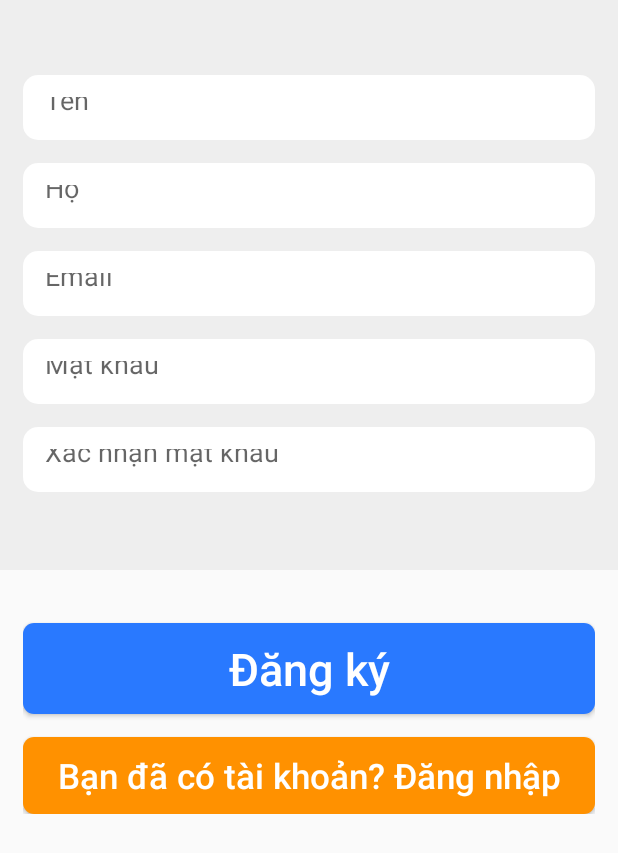
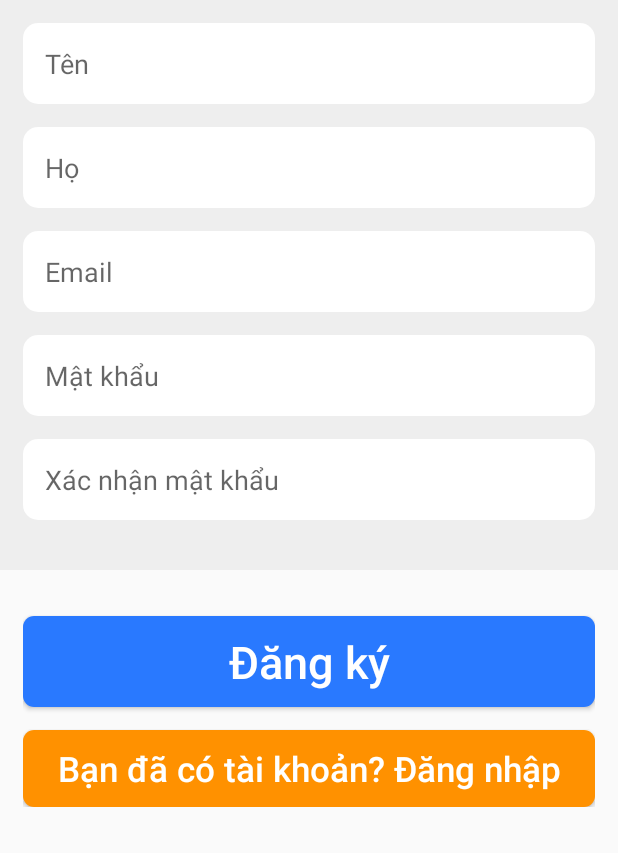
Before and after one commit to ngocluu263/homestay-mobile, an Android app: the layout register.xml on its own in the app's theme, with its tools: preview values and no code run, on a phone screen of 412 x 824 dp. Shown: the top 853 px of the screen. Run offline under Robolectric (Android 15) with nearby library versions, the phone set to English and light mode, and no system bars.

Commit message:
Update value in layout "register.xml

```diff
--- a/BHomestay/app/src/main/res/layout/register.xml
+++ b/BHomestay/app/src/main/res/layout/register.xml
@@ -14,31 +14,31 @@
         <EditText
             android:id="@+id/firstName"
             android:layout_width="match_parent"
-            android:layout_height="43dp"
+            android:layout_height="wrap_content"
             android:layout_marginLeft="@dimen/marginLeft"
             android:layout_marginRight="@dimen/marginRight"
-            android:layout_marginTop="50dp"
+            android:layout_marginTop="@dimen/marginTop"
             android:background="@drawable/edittext"
             android:textColor="#9E9E9E"
-            android:inputType="textEmailAddress"
+            android:inputType="text"
             android:hint="@string/firstName" />
 
         <EditText
             android:id="@+id/lastName"
             android:layout_width="match_parent"
-            android:layout_height="43dp"
+            android:layout_height="wrap_content"
             android:layout_marginLeft="@dimen/marginLeft"
             android:layout_marginRight="@dimen/marginRight"
             android:layout_marginTop="@dimen/layout_marginTopBetweenEditText"
             android:background="@drawable/edittext"
             android:textColor="#9E9E9E"
-            android:inputType="textEmailAddress"
+            android:inputType="text"
             android:hint="@string/lastName" />
 
         <EditText
             android:id="@+id/email"
             android:layout_width="match_parent"
-            android:layout_height="43dp"
+            android:layout_height="wrap_content"
             android:layout_marginLeft="@dimen/marginLeft"
             android:layout_marginRight="@dimen/marginRight"
             android:layout_marginTop="@dimen/layout_marginTopBetweenEditText"
@@ -50,7 +50,7 @@
         <EditText
             android:id="@+id/password"
             android:layout_width="match_parent"
-            android:layout_height="43dp"
+            android:layout_height="wrap_content"
             android:layout_marginLeft="@dimen/marginLeft"
             android:layout_marginRight="@dimen/marginRight"
             android:layout_marginTop="@dimen/layout_marginTopBetweenEditText"
@@ -62,7 +62,7 @@
         <EditText
             android:id="@+id/confirmPassword"
             android:layout_width="match_parent"
-            android:layout_height="43dp"
+            android:layout_height="wrap_content"
             android:layout_marginLeft="@dimen/marginLeft"
             android:layout_marginRight="@dimen/marginRight"
             android:layout_marginTop="@dimen/layout_marginTopBetweenEditText"
@@ -78,15 +78,15 @@
         android:orientation="vertical"
         android:layout_width="match_parent"
         android:layout_height="wrap_content"
-        android:layout_marginLeft="15dp"
-        android:layout_marginRight="15dp"
-        android:layout_marginTop="20dp">
+        android:layout_marginLeft="@dimen/marginLeft"
+        android:layout_marginRight="@dimen/marginRight"
+        android:layout_marginTop="@dimen/marginTop">
 
         <Button
             android:id="@+id/register"
             android:layout_width="match_parent"
             android:layout_height="wrap_content"
-            android:layout_marginTop="15dp"
+            android:layout_marginTop="@dimen/marginTop"
             android:text="@string/namebuttonRegister"
             android:textAlignment="center"
             android:textAllCaps="false"
@@ -98,7 +98,7 @@
             android:id="@+id/login"
             android:layout_width="match_parent"
             android:layout_height="wrap_content"
-            android:layout_marginTop="15dp"
+            android:layout_marginTop="@dimen/marginTop"
             android:text="@string/namebuttonLogin"
             android:textAlignment="center"
             android:textAllCaps="false"
```
